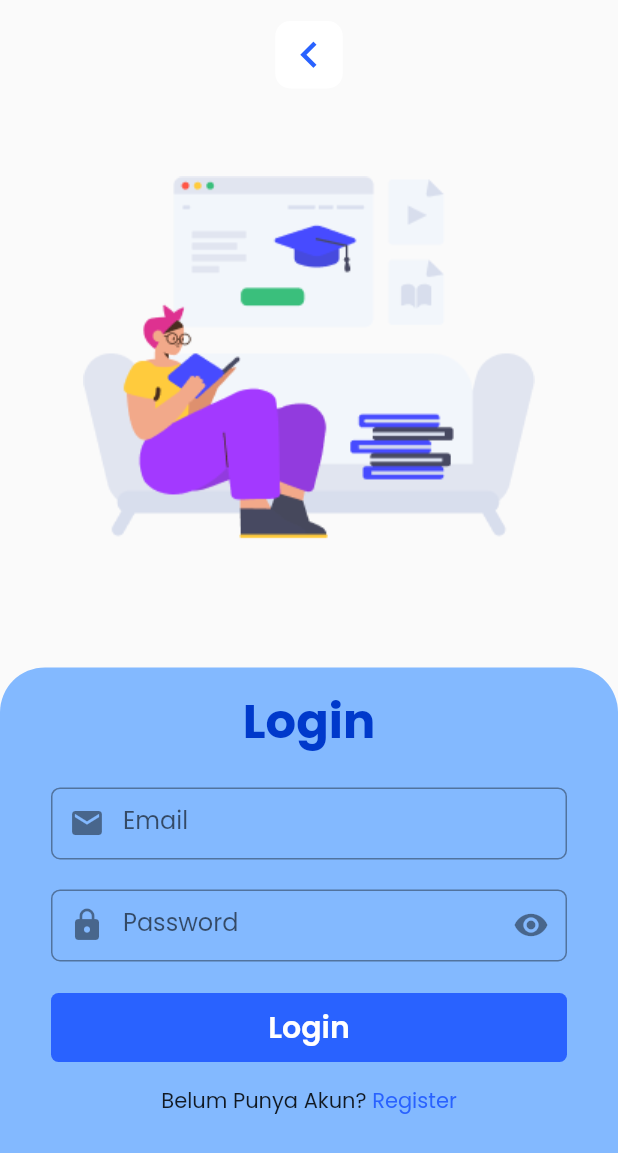
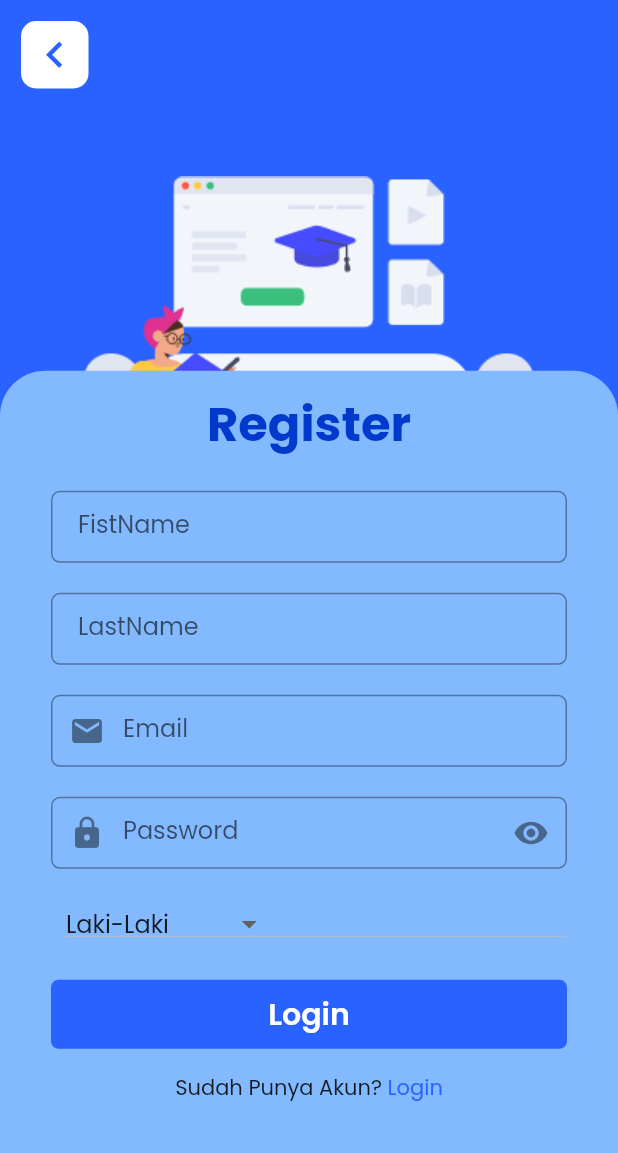
Before and after one commit to agusprayogi02/bank_soal, a Flutter app: the SignUpPage screen opened by its route, on a phone screen of 412 x 824 dp. Shown: the top 1153 px of the screen. Run offline on Flutter 3.47's test engine with Material 2 defaults, Android fonts, the phone set to English and light mode, and no system bars; our stand-ins replace equatable, get, velocity_x.

Commit message:
(+) signUp Page

```diff
--- a/lib/pages/login/signin_page.dart
+++ b/lib/pages/login/signin_page.dart
@@ -61,10 +61,10 @@ class SignInPage extends GetView<SignInController> {
                           obscureText: SignInController.to.enable.value,
                           onChanged: SignInController.to.onPass,
                           prefixIcon: Icon(Icons.lock),
-                          suffixIcon: GestureDetector(
-                            onTap: SignInController.to.onSecure,
-                            child: Icon(Icons.visibility),
-                          ),
+                          suffixIcon: Icon(SignInController.to.enable.value
+                                  ? Icons.visibility
+                                  : Icons.visibility_off)
+                              .onInkTap(SignInController.to.onSecure),
                         ),
                         SizedBox(
                           height: 20,
@@ -83,7 +83,7 @@ class SignInPage extends GetView<SignInController> {
                                 .text
                                 .color(primaryC)
                                 .make()
-                                .onInkTap(() => Get.toNamed(Routes.HOME))
+                                .onInkTap(() => Get.offAndToNamed(Routes.REGISTER))
                           ],
                         ).marginOnly(top: 15)
                       ],
--- a/lib/pages/register/signup_controller.dart
+++ b/lib/pages/register/signup_controller.dart
@@ -3,6 +3,7 @@ import 'package:get/get.dart';
 import 'package:meta/meta.dart';
 
 class SignUpController extends GetxController {
+  static SignUpController get to => Get.find();
   final AuthRepository repository;
   SignUpController({@required this.repository}) : assert(repository != null);
 
@@ -10,11 +11,13 @@ class SignUpController extends GetxController {
   final last = ''.obs;
   final email = ''.obs;
   final password = ''.obs;
-  final jk = ''.obs;
+  final jk = "Laki-Laki".obs;
+  final enable = true.obs;
 
   void onFist(val) => this.fist.value = val;
   void onLast(val) => this.last.value = val;
   void onEmail(val) => this.email.value = val;
   void onPassword(val) => this.password.value = val;
   void onJk(val) => this.jk.value = val;
+  void onSecure() => this.enable.value = !this.enable.value;
 }
--- a/lib/pages/register/signup_page.dart
+++ b/lib/pages/register/signup_page.dart
@@ -1,14 +1,15 @@
 import 'package:bank_soal/components/button/rounded_back.dart';
 import 'package:bank_soal/components/button/rounded_button.dart';
 import 'package:bank_soal/components/costom_text_form.dart';
-import 'package:bank_soal/pages/login/signin_controller.dart';
+import 'package:bank_soal/pages/register/signup_controller.dart';
 import 'package:bank_soal/utils/app_pages.dart';
 import 'package:bank_soal/utils/utils.dart';
 import 'package:flutter/material.dart';
 import 'package:get/get.dart';
 import 'package:velocity_x/velocity_x.dart';
 
-class SignUpPage extends GetView<SignInController> {
+class SignUpPage extends GetView<SignUpController> {
+  List<String> items = <String>["Laki-Laki", "Perempuan"];
   @override
   Widget build(BuildContext context) {
     var w = Get.width, h = Get.height;
@@ -16,10 +17,13 @@ class SignUpPage extends GetView<SignInController> {
       appBar: AppBar(
         toolbarHeight: 0,
       ),
+      resizeToAvoidBottomPadding: false,
+      backgroundColor: primaryC,
       body: Container(
         child: Stack(
           children: [
             Column(
+              crossAxisAlignment: CrossAxisAlignment.start,
               children: [
                 RoundedBack(onPress: () => Get.back()).marginAll(14),
                 Container(width: w, child: Image.asset("assets/img/study.png")),
@@ -28,24 +32,41 @@ class SignUpPage extends GetView<SignInController> {
             Column(
               children: [
                 Spacer(),
-                Container(
+                SingleChildScrollView(
+                  child: Container(
                     decoration: BoxDecoration(
                       color: lightC,
                       borderRadius: BorderRadius.vertical(top: Radius.circular(30)),
                     ),
-                  height: h * 0.46,
+                    height: h * 0.7,
                     padding: EdgeInsets.symmetric(horizontal: 34, vertical: 12),
                     child: Obx(
                       () => Column(
                         children: [
-                        "Login".text.size(32).color(dartPrimaryC).bold.make(),
+                          "Register".text.size(32).color(dartPrimaryC).bold.make(),
+                          SizedBox(
+                            height: 20,
+                          ),
+                          CustomTextForm(
+                            labelText: "FistName",
+                            autocorrect: false,
+                            onChanged: SignUpController.to.onFist,
+                          ),
+                          SizedBox(
+                            height: 20,
+                          ),
+                          CustomTextForm(
+                            labelText: "LastName",
+                            autocorrect: false,
+                            onChanged: SignUpController.to.onLast,
+                          ),
                           SizedBox(
                             height: 20,
                           ),
                           CustomTextForm(
                             labelText: "Email",
                             autocorrect: false,
-                          onChanged: SignInController.to.onEmail,
+                            onChanged: SignUpController.to.onEmail,
                             prefixIcon: Icon(Icons.email),
                           ),
                           SizedBox(
@@ -54,14 +75,25 @@ class SignUpPage extends GetView<SignInController> {
                           CustomTextForm(
                             labelText: "Password",
                             autocorrect: false,
-                          obscureText: SignInController.to.enable.value,
-                          onChanged: SignInController.to.onPass,
+                            obscureText: SignUpController.to.enable.value,
+                            onChanged: SignUpController.to.onPassword,
                             prefixIcon: Icon(Icons.lock),
-                          suffixIcon: GestureDetector(
-                            onTap: SignInController.to.onSecure,
-                            child: Icon(Icons.visibility),
+                            suffixIcon: Icon(SignUpController.to.enable.value
+                                    ? Icons.visibility
+                                    : Icons.visibility_off)
+                                .onInkTap(SignUpController.to.onSecure),
                           ),
+                          SizedBox(
+                            height: 20,
                           ),
+                          DropdownButton<String>(
+                            hint: "Jenis Kelamin".text.make(),
+                            value: SignUpController.to.jk.value,
+                            items: items
+                                .map((e) => DropdownMenuItem(value: e, child: "$e".text.make()))
+                                .toList(),
+                            onChanged: (value) => SignUpController.to.onJk(value),
+                          ).box.size(w, h * 0.04).padding(EdgeInsets.only(left: 10)).make(),
                           SizedBox(
                             height: 20,
                           ),
@@ -74,15 +106,14 @@ class SignUpPage extends GetView<SignInController> {
                           Row(
                             mainAxisAlignment: MainAxisAlignment.center,
                             children: [
-                            "Belum Punya Akun? ".text.make(),
-                            "Register"
-                                .text
-                                .color(primaryC)
-                                .make()
-                                .onInkTap(() => Get.toNamed(Routes.HOME))
+                              "Sudah Punya Akun? ".text.make(),
+                              "Login".text.color(primaryC).make().onInkTap(
+                                    () => Get.offAndToNamed(Routes.LOGIN),
+                                  )
                             ],
                           ).marginOnly(top: 15)
                         ],
+                      ),
                     ),
                   ),
                 ),
--- a/lib/pages/welcome_page.dart
+++ b/lib/pages/welcome_page.dart
@@ -41,7 +41,7 @@ class _WelcomePageState extends State<WelcomePage> {
               .marginOnly(top: h * 0.02),
           BoxRounded(
             onLoginPress: () => Get.toNamed(Routes.LOGIN),
-            onRegisterPress: () {},
+            onRegisterPress: () => Get.toNamed(Routes.REGISTER),
           ).marginOnly(top: h * 0.08)
         ],
       ).box.color(primaryC).width(w).make(),
```
Lines whose indentation alone changed are shown as unchanged.
